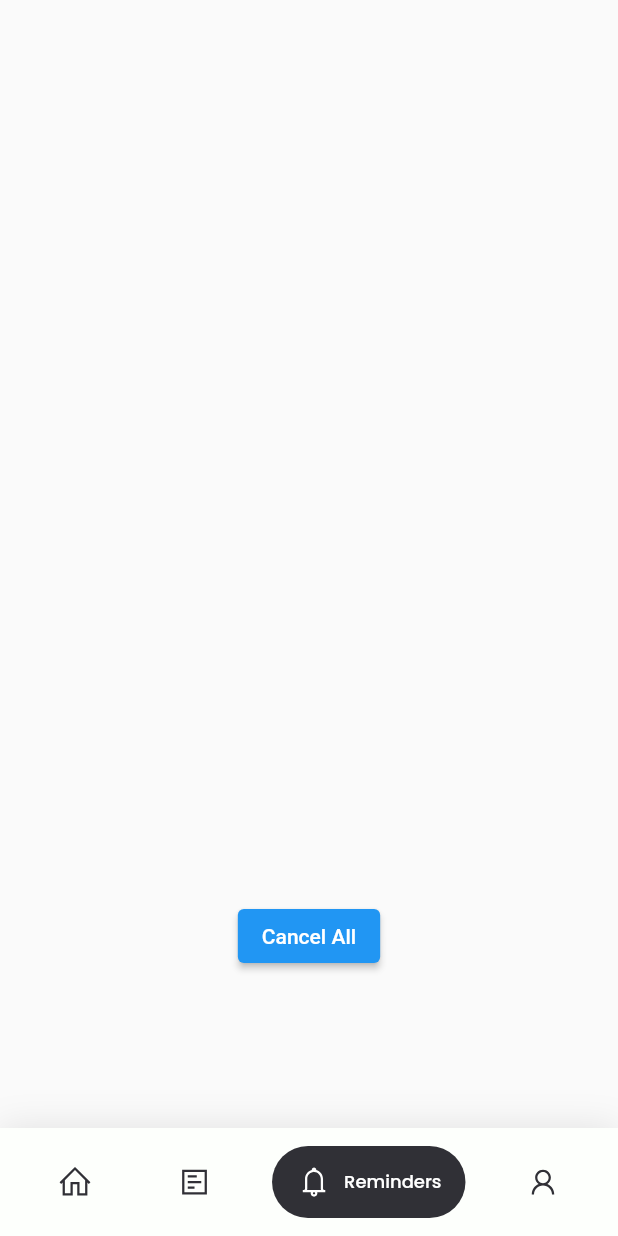
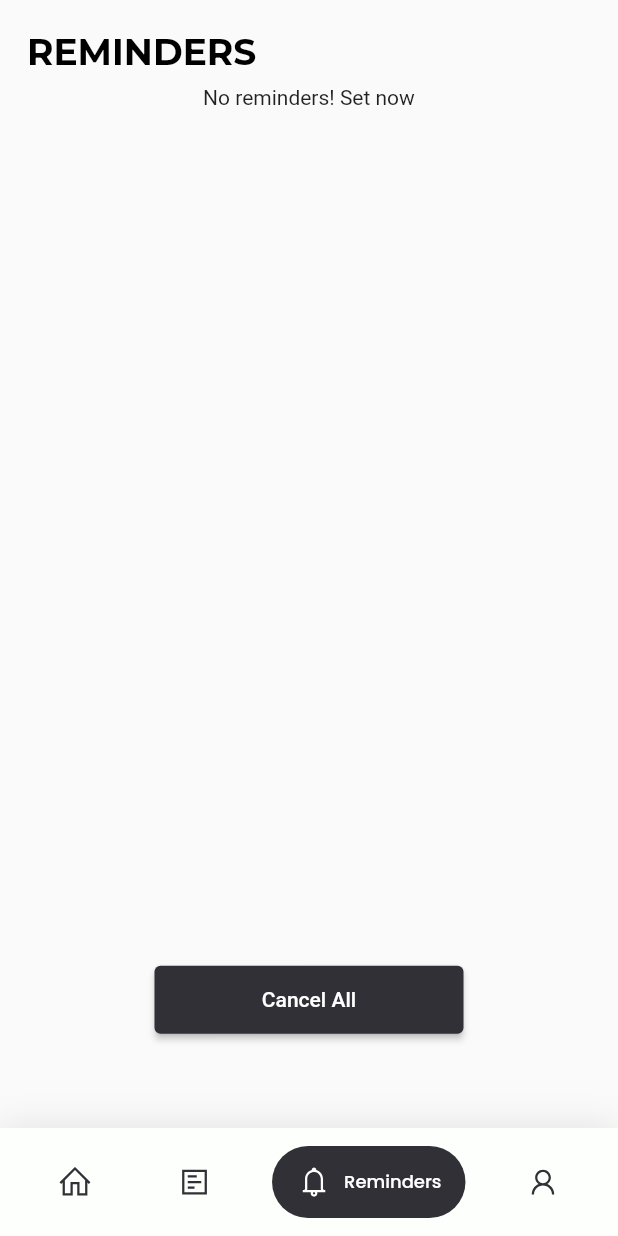
Before and after one commit to arunzuturu/codicon, a Flutter app: the screen it shows after launch, item 3 of the bottom bar chosen, after a tap on "Cancel All", on a phone screen of 412 x 824 dp. Run offline on Flutter 3.47's test engine with Material 2 defaults, Android fonts, the phone set to English and light mode, and no system bars; drawn by our look-alikes of google_nav_bar; our stand-ins replace auto_size_text, awesome_notifications, card_swiper, firebase_core, firebase_messaging, flutter_local_notifications and 2 more; accounts and stored records are empty; network calls fail.

Commit message:
Reminder Ui updated

```diff
--- a/lib/Screens/network_screen.dart
+++ b/lib/Screens/network_screen.dart
@@ -73,15 +73,16 @@ class _NetworkScreenState extends State<NetworkScreen> {
               SizedBox(height: size.height*0.02,),
               SingleChildScrollView(
                 child: Padding(
-                  padding: const EdgeInsets.all(8.0),
+                  padding: const EdgeInsets.all(18.0),
                   child: SizedBox(
-                    height: size.height*0.40,
+                    height: size.height*0.38,
                     child: GridView.builder(
                       itemCount: entries.length,
                       gridDelegate: SliverGridDelegateWithFixedCrossAxisCount(
                         crossAxisCount: 2,
                         childAspectRatio: 1,
                         mainAxisSpacing: 15,
+                        crossAxisSpacing: 15,
                       ),
                       itemBuilder: (ctx, index){
                         return buildGridChild(index, entries[index], names[index], context);
--- a/lib/Screens/reminder_screen.dart
+++ b/lib/Screens/reminder_screen.dart
@@ -1,6 +1,7 @@
 import 'package:flutter/material.dart';
 import 'package:flutter/widgets.dart';
 import 'package:flutter_local_notifications/flutter_local_notifications.dart';
+import '../Constants.dart';
 
 class ReminderScreen extends StatefulWidget {
   const ReminderScreen({Key? key}) : super(key: key);
@@ -13,48 +14,101 @@ class _ReminderScreenState extends State<ReminderScreen> {
   final _notfications = FlutterLocalNotificationsPlugin();
   @override
   Widget build(BuildContext context) {
+    var size = MediaQuery.of(context).size;
     return Scaffold(
       body: SafeArea(
+        child: SingleChildScrollView(
           child: Column(
             children: [
+              Align(
+                alignment: Alignment.centerLeft,
+                child: Padding(
+                  padding: const EdgeInsets.only(left: 18.0, top: 20),
+                  child: Text(
+                    "REMINDERS",
+                    style: BasicTitle,
+                  ),
+                ),
+              ),
               SizedBox(
-              height: 600,
+                height: size.height*0.7,
                 child: FutureBuilder(
                   future: _notfications.pendingNotificationRequests(),
-                builder: (context,ss){
-                  if(ss.hasError){
+                  builder: (context, ss) {
+                    if (ss.hasError) {
                       print('Error');
                     }
-                  if(ss.hasData){
+                    if (ss.hasData) {
                       List? appointments = ss.data as List?;
-                    return ListView.builder(
-                        itemCount: appointments!.length,
-                        itemBuilder: (context,position){
-                          return Card(
-                            child: Column(
-                              children: <Widget>[
-                                Text('id: ${appointments[position].id}'),
-                                Text('title: ${appointments[position].title}'),
-                                Text('body: ${appointments[position].body}'),
-                              ],
-                            ),
+                      return (appointments!.isNotEmpty)
+                          ? ListView.builder(
+                              itemCount: appointments.length,
+                              itemBuilder: (context, position) {
+                                return reminderCard(
+                                    appointments[position].id,
+                                    appointments[position].title.toString(),
+                                    appointments[position].body.toString());
+                              })
+                          : Padding(
+                              padding: const EdgeInsets.all(8.0),
+                              child: Text("No reminders! Set now"),
                             );
-                        });
-                  }else{
+                    } else {
                       return CircularProgressIndicator();
                     }
                   },
                 ),
               ),
-            ElevatedButton(onPressed: (){
+              Padding(
+                padding: const EdgeInsets.all(18.0),
+                child: SizedBox(
+                  width: size.width*0.5,
+                  height: size.height*0.055,
+                  child: ElevatedButton(
+                    onPressed: () {
                       _notfications.cancelAll();
-              setState(() {
-
-              });
-            }, child: Text("Cancel All"))
+                      setState(() {});
+                    },
+                    child: Text("Cancel All"),
+                    style: ElevatedButton.styleFrom(primary: buttonColor),
+                  ),
+                ),
+              )
             ],
+          ),
         ),
       ),
     );
   }
+
+  Widget reminderCard(id, title, description) {
+    return Padding(
+      padding: const EdgeInsets.all(18.0),
+      child: ExpansionTile(
+        collapsedBackgroundColor: buttonColor,
+        backgroundColor: buttonColor,
+        title: Text(
+          title,
+          style: resourceStyle,
+        ),
+        children: <Widget>[
+          ListTile(
+            contentPadding: EdgeInsets.all(20),
+            subtitle: ElevatedButton(
+              onPressed: () {
+                _notfications.cancel(id);
+                setState(() {});
+              },
+              child: Text("Cancel"),
+              style: ElevatedButton.styleFrom(primary: Color(0xffff6961)),
+            ),
+            title: Text(
+              description,
+              style: resourceStyle,
+            ),
+          )
+        ],
+      ),
+    );
   }
+}
```
Lines whose indentation alone changed are shown as unchanged.
